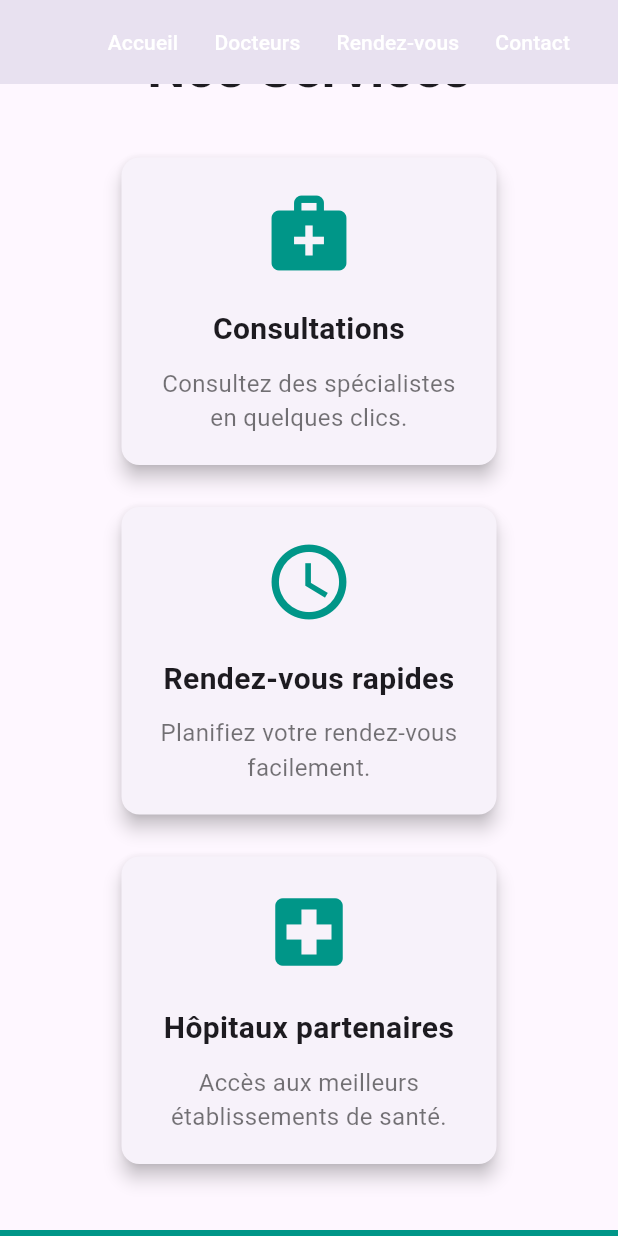
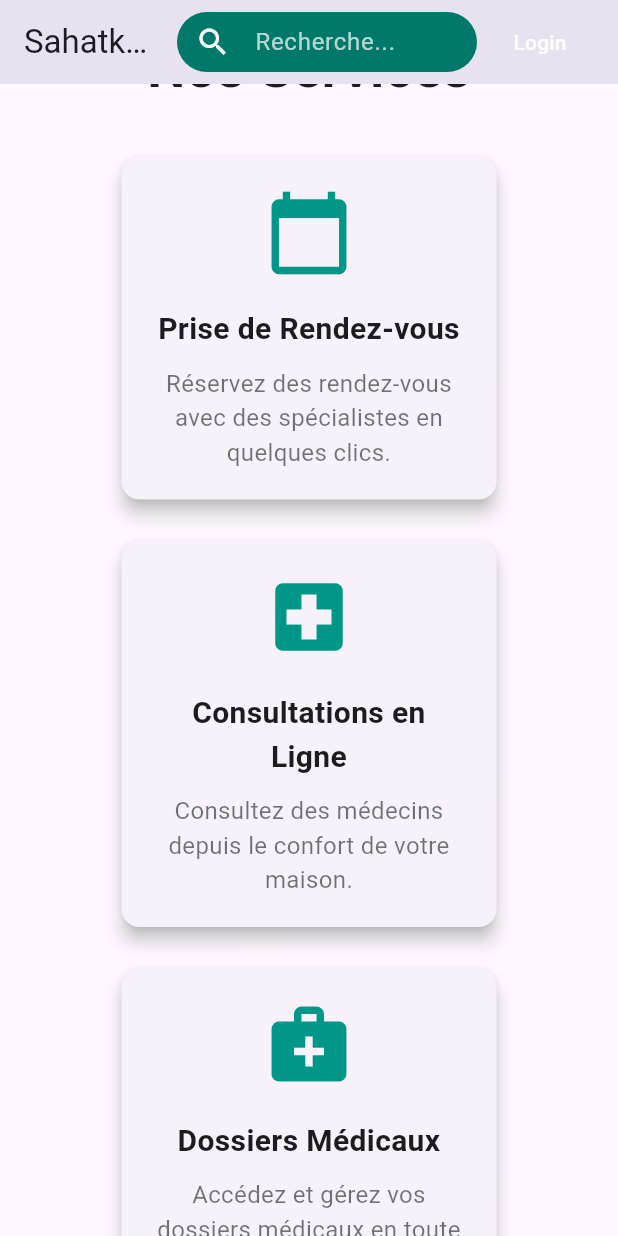
Before and after one commit to wafaltaief/sahatkom, a Flutter app: the screen it shows after launch, scrolled down 576 dp, on a phone screen of 412 x 824 dp. Run offline on Flutter 3.47's test engine with Material 3 defaults, Android fonts, the light colour scheme and no system bars; network calls fail.

Commit message:
Initial commit

```diff
--- a/lib/main.dart
+++ b/lib/main.dart
@@ -20,6 +20,47 @@ class SahatkomApp extends StatelessWidget {
   }
 }
 
+class ServiceCard extends StatelessWidget {
+  final IconData icon;
+  final String title;
+  final String description;
+
+  const ServiceCard({
+    super.key,
+    required this.icon,
+    required this.title,
+    required this.description,
+  });
+
+  @override
+  Widget build(BuildContext context) {
+    return Card(
+      elevation: 5,
+      child: Container(
+        width: 250,
+        padding: const EdgeInsets.all(20),
+        child: Column(
+          children: [
+            Icon(icon, size: 60, color: Colors.teal),
+            const SizedBox(height: 20),
+            Text(
+              title,
+              style: const TextStyle(fontSize: 20, fontWeight: FontWeight.bold),
+              textAlign: TextAlign.center,
+            ),
+            const SizedBox(height: 10),
+            Text(
+              description,
+              style: const TextStyle(fontSize: 16, color: Colors.black54),
+              textAlign: TextAlign.center,
+            ),
+          ],
+        ),
+      ),
+    );
+  }
+}
+
 class HomePage extends StatelessWidget {
   const HomePage({super.key});
 
@@ -29,27 +70,40 @@ class HomePage extends StatelessWidget {
       appBar: AppBar(
         title: const Text('Sahatkom'),
         actions: [
-          TextButton(
-            onPressed: () {},
-            child: const Text('Accueil', style: TextStyle(color: Colors.white)),
-          ),
-          TextButton(
-            onPressed: () {},
-            child: const Text(
-              'Docteurs',
-              style: TextStyle(color: Colors.white),
+          // Search bar inside the app bar
+          Container(
+            width: 200,
+            margin: const EdgeInsets.symmetric(vertical: 8),
+            child: TextField(
+              decoration: InputDecoration(
+                hintText: 'Recherche...',
+                hintStyle: const TextStyle(color: Colors.white70),
+                prefixIcon: const Icon(Icons.search, color: Colors.white),
+                filled: true,
+                fillColor: Colors.teal.shade700,
+                contentPadding: const EdgeInsets.symmetric(
+                  vertical: 0,
+                  horizontal: 10,
+                ),
+                border: OutlineInputBorder(
+                  borderRadius: BorderRadius.circular(30),
+                  borderSide: BorderSide.none,
+                ),
+              ),
+              style: const TextStyle(color: Colors.white),
+              cursorColor: Colors.white,
+              onSubmitted: (query) {
+                // Implement search logic here
+                print('Search query: $query');
+              },
             ),
           ),
+          const SizedBox(width: 10),
           TextButton(
-            onPressed: () {},
-            child: const Text(
-              'Rendez-vous',
-              style: TextStyle(color: Colors.white),
-            ),
-          ),
-          TextButton(
-            onPressed: () {},
-            child: const Text('Contact', style: TextStyle(color: Colors.white)),
+            onPressed: () {
+              // Implement login functionality here
+            },
+            child: const Text('Login', style: TextStyle(color: Colors.white)),
           ),
           const SizedBox(width: 20),
         ],
@@ -121,21 +175,22 @@ class HomePage extends StatelessWidget {
                     alignment: WrapAlignment.center,
                     children: const [
                       ServiceCard(
-                        icon: Icons.medical_services,
-                        title: 'Consultations',
+                        icon: Icons.calendar_today,
+                        title: 'Prise de Rendez-vous',
                         description:
-                            'Consultez des spécialistes en quelques clics.',
-                      ),
-                      ServiceCard(
-                        icon: Icons.schedule,
-                        title: 'Rendez-vous rapides',
-                        description: 'Planifiez votre rendez-vous facilement.',
+                            'Réservez des rendez-vous avec des spécialistes en quelques clics.',
                       ),
                       ServiceCard(
                         icon: Icons.local_hospital,
-                        title: 'Hôpitaux partenaires',
+                        title: 'Consultations en Ligne',
                         description:
-                            'Accès aux meilleurs établissements de santé.',
+                            'Consultez des médecins depuis le confort de votre maison.',
+                      ),
+                      ServiceCard(
+                        icon: Icons.medical_services,
+                        title: 'Dossiers Médicaux',
+                        description:
+                            'Accédez et gérez vos dossiers médicaux en toute sécurité.',
                       ),
                     ],
                   ),
@@ -160,44 +215,3 @@ class HomePage extends StatelessWidget {
     );
   }
 }
-
-class ServiceCard extends StatelessWidget {
-  final IconData icon;
-  final String title;
-  final String description;
-
-  const ServiceCard({
-    super.key,
-    required this.icon,
-    required this.title,
-    required this.description,
-  });
-
-  @override
-  Widget build(BuildContext context) {
-    return Card(
-      elevation: 5,
-      child: Container(
-        width: 250,
-        padding: const EdgeInsets.all(20),
-        child: Column(
-          children: [
-            Icon(icon, size: 60, color: Colors.teal),
-            const SizedBox(height: 20),
-            Text(
-              title,
-              style: const TextStyle(fontSize: 20, fontWeight: FontWeight.bold),
-              textAlign: TextAlign.center,
-            ),
-            const SizedBox(height: 10),
-            Text(
-              description,
-              style: const TextStyle(fontSize: 16, color: Colors.black54),
-              textAlign: TextAlign.center,
-            ),
-          ],
-        ),
-      ),
-    );
-  }
-}
```
